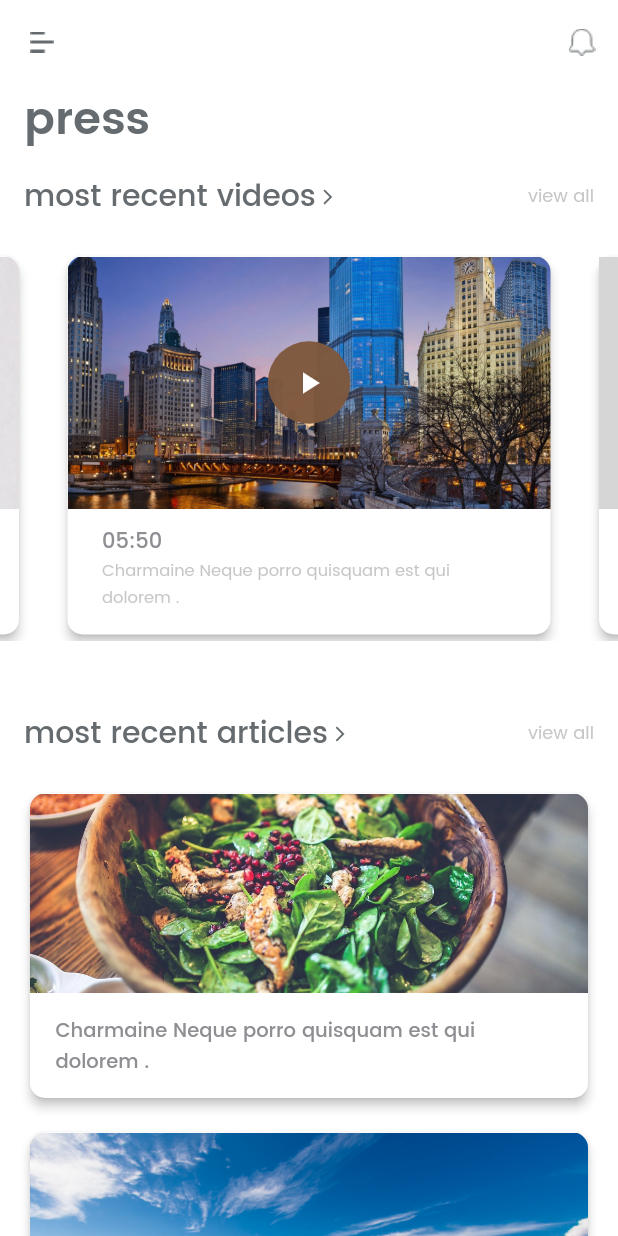
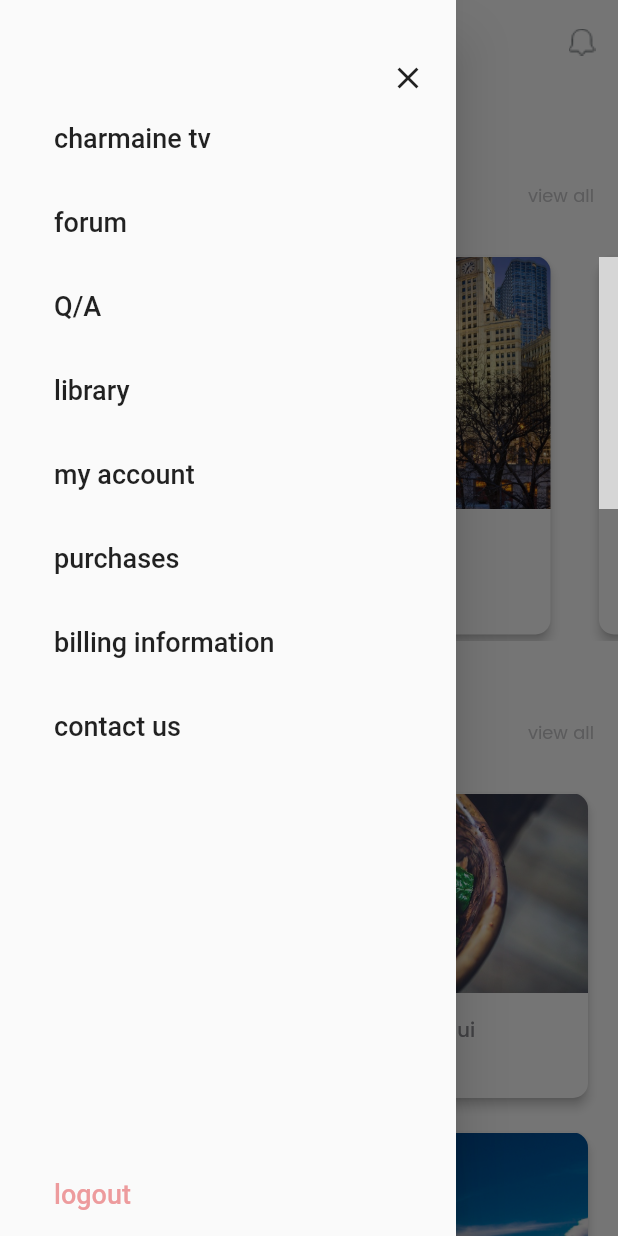
Before and after one commit to relevantsystemsllc/allthingscharmaine, a Flutter app: the screen it shows after launch, with the side drawer open (before the commit the screen has no drawer), on a phone screen of 412 x 824 dp. Run offline on Flutter 3.47's test engine with Material 2 defaults, Android fonts, the phone set to English and light mode, and no system bars; our stand-ins replace photo_view; grey boxes are pictures that could not be loaded.

Commit message:
Added drawer layout just for navigating

```diff
--- a/lib/main.dart
+++ b/lib/main.dart
@@ -1,4 +1,6 @@
 import 'package:flutter/material.dart';
+
+import 'widgets/drawer_widget.dart';
 import 'widgets/pressTab.dart';
 
 void main() => runApp(MyApp());
@@ -35,6 +37,7 @@ class MyApp extends StatelessWidget {
             ),
           ],
         ),
+        drawer: Drawer(child: NavigationDrawer(),),
         body: PressTab(),
       ),
     );
--- /dev/null
+++ b/lib/widgets/drawer_widget.dart
@@ -0,0 +1,102 @@
+import 'package:flutter/material.dart';
+
+class NavigationDrawer extends StatelessWidget{
+
+  @override
+  Widget build(BuildContext context) {
+    return Container(
+      padding: EdgeInsets.only(right: 20.0, left: 20.0),
+      child: Column(
+        crossAxisAlignment: CrossAxisAlignment.start,
+        children: <Widget>[
+          SizedBox(height: 40.0,),
+        Row(mainAxisAlignment: MainAxisAlignment.end,
+        children: [Icon(Icons.close)],),
+        Expanded(child: ListView(children: [
+          ListTile(
+            title: Text('charmaine tv', style: TextStyle(fontSize: 18.0),),
+            onTap: () {
+              // Update the state of the app
+              // ...
+              // Then close the drawer
+              Navigator.pop(context);
+            },
+          ),
+          ListTile(
+            title: Text('forum', style: TextStyle(fontSize: 18.0),),
+            onTap: () {
+              // Update the state of the app
+              // ...
+              // Then close the drawer
+              Navigator.pop(context);
+            },
+          ),
+          ListTile(
+            title: Text('Q/A', style: TextStyle(fontSize: 18.0),),
+            onTap: () {
+              // Update the state of the app
+              // ...
+              // Then close the drawer
+              Navigator.pop(context);
+            },
+          ),
+          ListTile(
+            title: Text('library', style: TextStyle(fontSize: 18.0),),
+            onTap: () {
+              // Update the state of the app
+              // ...
+              // Then close the drawer
+              Navigator.pop(context);
+            },
+          ),
+          ListTile(
+            title: Text('my account', style: TextStyle(fontSize: 18.0),),
+            onTap: () {
+              // Update the state of the app
+              // ...
+              // Then close the drawer
+              Navigator.pop(context);
+            },
+          ),
+          ListTile(
+            title: Text('purchases', style: TextStyle(fontSize: 18.0),),
+            onTap: () {
+              // Update the state of the app
+              // ...
+              // Then close the drawer
+              Navigator.pop(context);
+            },
+          ),
+          ListTile(
+            title: Text('billing information', style: TextStyle(fontSize: 18.0),),
+            onTap: () {
+              // Update the state of the app
+              // ...
+              // Then close the drawer
+              Navigator.pop(context);
+            },
+          ),
+          ListTile(
+            title: Text('contact us', style: TextStyle(fontSize: 18.0),),
+            onTap: () {
+              // Update the state of the app
+              // ...
+              // Then close the drawer
+              Navigator.pop(context);
+            },
+          ),
+        ],)),
+          ListTile(
+            title: Text('logout', style: TextStyle(fontSize: 18.0, color: Color(0xffED9B9D)),),
+            onTap: () {
+              // Update the state of the app
+              // ...
+              // Then close the drawer
+              Navigator.pop(context);
+            },
+          ),
+      ],
+      ),
+    );
+  }
+}
--- a/pubspec.yaml
+++ b/pubspec.yaml
@@ -25,8 +25,8 @@ dependencies:
   cupertino_icons: ^0.1.2
   provider: 3.1.0
   snaplist: ^0.1.8
-  carousel_slider: ^1.3.1
   photo_view: ^0.8.0
+  palette_generator: ^0.2.0
 
 dev_dependencies:
   flutter_test:
```
Also changed, not shown: lib/widgets/press_video_detail_page.dart (+9 -3 lines), pubspec.lock.
